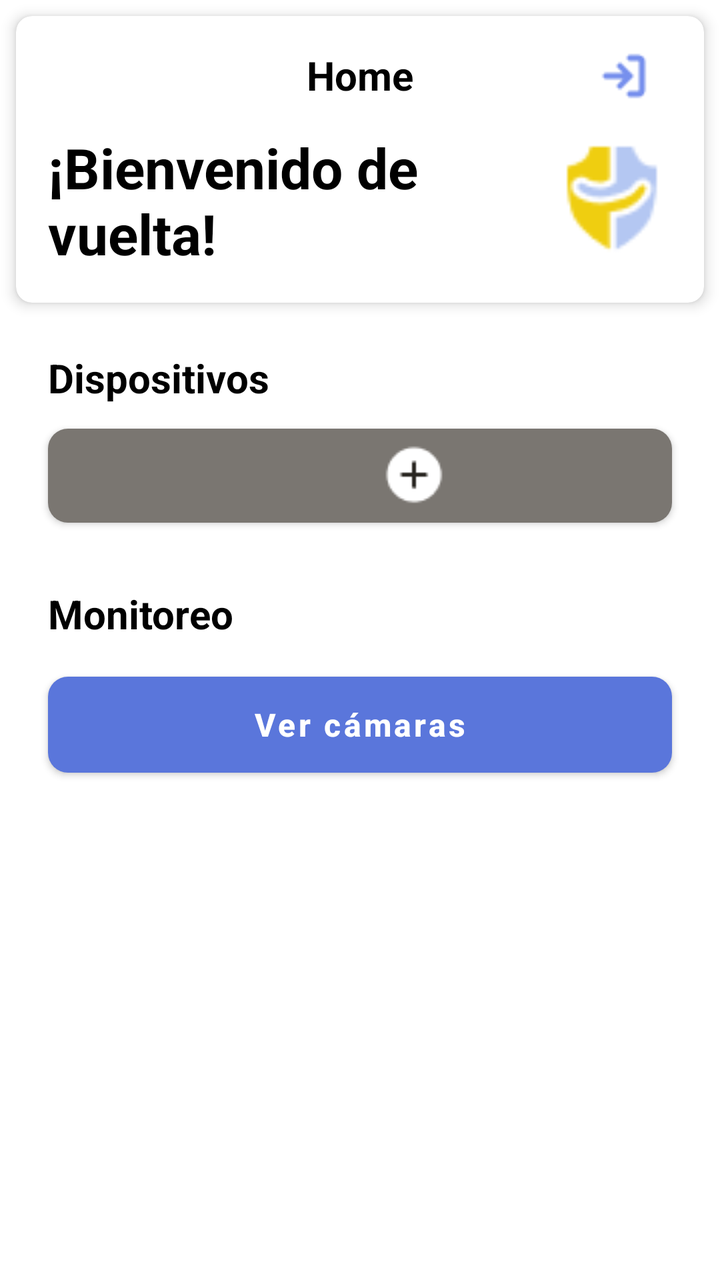
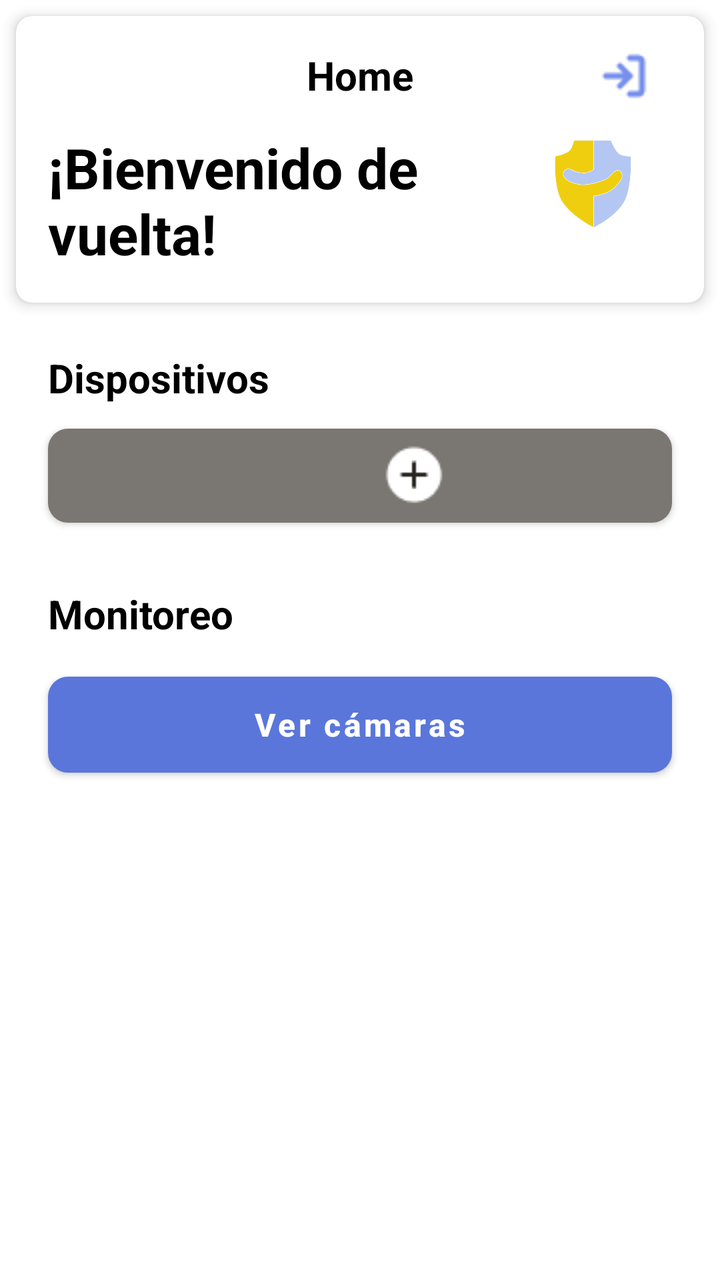

An Android layout rendered at two revisions. The XML below is the earlier revision; the diff shows what the commit changed to produce the second picture.
<!-- AndroidManifest.xml: activity theme Theme.SafeCarePlus -->
<!-- res/layout/fragment_home.xml -->
<?xml version="1.0" encoding="utf-8"?>
<androidx.core.widget.NestedScrollView xmlns:android="http://schemas.android.com/apk/res/android"
    xmlns:app="http://schemas.android.com/apk/res-auto"
    xmlns:tools="http://schemas.android.com/tools"
    android:layout_width="match_parent"
    android:layout_height="match_parent"
    android:fillViewport="true"
    tools:context=".HomeFragment">

    <LinearLayout
        android:layout_width="match_parent"
        android:layout_height="wrap_content"
        android:orientation="vertical"
        android:paddingBottom="16dp">

        
        <androidx.cardview.widget.CardView
            android:layout_width="match_parent"
            android:layout_height="wrap_content"
            app:cardElevation="4dp"
            app:cardCornerRadius="8dp"
            android:layout_margin="8dp">

            <androidx.constraintlayout.widget.ConstraintLayout
                android:layout_width="match_parent"
                android:layout_height="wrap_content"
                android:padding="16dp">

                <TextView
                    android:id="@+id/home_title"
                    android:layout_width="wrap_content"
                    android:layout_height="wrap_content"
                    android:text="Home"
                    android:textColor="@color/black"
                    android:textSize="20sp"
                    android:textStyle="bold"
                    app:layout_constraintEnd_toEndOf="parent"
                    app:layout_constraintStart_toStartOf="parent"
                    app:layout_constraintTop_toTopOf="parent" />

                <ImageButton
                    android:id="@+id/logout_button"
                    android:layout_width="48dp"
                    android:layout_height="48dp"
                    android:background="?attr/selectableItemBackgroundBorderless"
                    android:contentDescription="Cerrar sesión"
                    android:src="@drawable/log_out"
                    app:layout_constraintBottom_toBottomOf="@id/home_title"
                    app:layout_constraintEnd_toEndOf="parent"
                    app:layout_constraintTop_toTopOf="@id/home_title" />

                <TextView
                    android:id="@+id/welcome_message"
                    android:layout_width="0dp"
                    android:layout_height="wrap_content"
                    android:layout_marginTop="14dp"
                    android:layout_marginEnd="16dp"
                    android:text="¡Bienvenido de vuelta!"
                    android:textColor="@color/black"
                    android:textSize="28sp"
                    android:textStyle="bold"
                    app:layout_constraintEnd_toStartOf="@+id/logo_home"
                    app:layout_constraintStart_toStartOf="parent"
                    app:layout_constraintTop_toBottomOf="@id/home_title" />

                <ImageView
                    android:id="@+id/logo_home"
                    android:layout_width="60dp"
                    android:layout_height="60dp"
                    android:src="@drawable/logo"
                    app:layout_constraintBottom_toBottomOf="@id/welcome_message"
                    app:layout_constraintEnd_toEndOf="parent"
                    app:layout_constraintTop_toTopOf="@id/welcome_message" />

            </androidx.constraintlayout.widget.ConstraintLayout>
        </androidx.cardview.widget.CardView>

        
        <TextView
            android:layout_width="match_parent"
            android:layout_height="wrap_content"
            android:layout_marginHorizontal="24dp"
            android:layout_marginTop="16dp"
            android:layout_marginBottom="12dp"
            android:text="Dispositivos"
            android:textColor="@color/black"
            android:textSize="20sp"
            android:textStyle="bold" />

        
        <androidx.cardview.widget.CardView
            android:id="@+id/ble_status_card"
            android:layout_width="match_parent"
            android:layout_height="wrap_content"
            android:layout_marginHorizontal="24dp"
            android:layout_marginBottom="16dp"
            android:visibility="gone"
            app:cardCornerRadius="12dp"
            app:cardElevation="2dp"
            app:cardBackgroundColor="#F5F5F5">

            <LinearLayout
                android:layout_width="match_parent"
                android:layout_height="wrap_content"
                android:orientation="horizontal"
                android:padding="16dp"
                android:gravity="center_vertical">

                <ProgressBar
                    android:id="@+id/ble_progress"
                    android:layout_width="24dp"
                    android:layout_height="24dp"
                    android:layout_marginEnd="12dp" />

                <ImageView
                    android:id="@+id/ble_icon"
                    android:layout_width="24dp"
                    android:layout_height="24dp"
                    android:layout_marginEnd="12dp"
                    android:src="@drawable/ic_bluetooth"
                    android:visibility="gone"
                    app:tint="@color/login_link_blue" />

                <TextView
                    android:id="@+id/ble_status_text"
                    android:layout_width="wrap_content"
                    android:layout_height="wrap_content"
                    android:text="Buscando dispositivo SOS..."
                    android:textColor="@color/black"
                    android:textSize="14sp" />

            </LinearLayout>
        </androidx.cardview.widget.CardView>

        
        <androidx.cardview.widget.CardView
            android:id="@+id/card_esp32_sos"
            android:layout_width="match_parent"
            android:layout_height="wrap_content"
            android:layout_marginHorizontal="24dp"
            android:layout_marginBottom="16dp"
            android:visibility="gone"
            app:cardCornerRadius="20dp"
            app:cardElevation="4dp"
            app:cardBackgroundColor="#F8F9FF">

            <androidx.constraintlayout.widget.ConstraintLayout
                android:layout_width="match_parent"
                android:layout_height="wrap_content"
                android:padding="20dp">

                <TextView
                    android:id="@+id/device_name"
                    android:layout_width="wrap_content"
                    android:layout_height="wrap_content"
                    android:text="SafeButton"
                    android:textColor="@color/black"
                    android:textSize="26sp"
                    android:textStyle="bold"
                    app:layout_constraintStart_toStartOf="parent"
                    app:layout_constraintTop_toTopOf="parent" />

                <TextView
                    android:id="@+id/device_model"
                    android:layout_width="wrap_content"
                    android:layout_height="wrap_content"
                    android:layout_marginTop="4dp"
                    android:text="Esp32 S3 Zero"
                    android:textColor="#9E9E9E"
                    android:textSize="18sp"
                    app:layout_constraintStart_toStartOf="parent"
                    app:layout_constraintTop_toBottomOf="@id/device_name" />

                <TextView
                    android:id="@+id/connection_status"
                    android:layout_width="wrap_content"
                    android:layout_height="wrap_content"
                    android:layout_marginTop="4dp"
                    android:text="Conectado"
                    android:textColor="#4CAF50"
                    android:textSize="14sp"
                    app:layout_constraintStart_toStartOf="parent"
                    app:layout_constraintTop_toBottomOf="@id/device_model" />

                <LinearLayout
                    android:id="@+id/power_switch"
                    android:layout_width="wrap_content"
                    android:layout_height="wrap_content"
                    android:layout_marginTop="16dp"
                    android:background="@drawable/rounded_corner"
                    android:backgroundTint="#E0E0E0"
                    android:gravity="center_vertical"
                    android:orientation="horizontal"
                    android:padding="4dp"
                    app:layout_constraintStart_toStartOf="parent"
                    app:layout_constraintTop_toBottomOf="@id/connection_status">

                    <ImageView
                        android:id="@+id/power_icon_internal"
                        android:layout_width="32dp"
                        android:layout_height="32dp"
                        android:background="@drawable/button_alert"
                        android:backgroundTint="#FFD600"
                        android:padding="6dp"
                        android:src="@drawable/ic_power_button"
                        app:tint="@color/white" />

                    <TextView
                        android:id="@+id/power_text_internal"
                        android:layout_width="wrap_content"
                        android:layout_height="wrap_content"
                        android:layout_marginHorizontal="12dp"
                        android:text="OFF"
                        android:textColor="#9E9E9E"
                        android:textSize="12sp"
                        android:textStyle="bold" />
                </LinearLayout>

                <ImageView
                    android:id="@+id/device_image"
                    android:layout_width="140dp"
                    android:layout_height="140dp"
                    android:src="@drawable/reloj"
                    app:layout_constraintBottom_toBottomOf="parent"
                    app:layout_constraintEnd_toEndOf="parent"
                    app:layout_constraintTop_toTopOf="parent" />

            </androidx.constraintlayout.widget.ConstraintLayout>
        </androidx.cardview.widget.CardView>

        
        <androidx.appcompat.widget.AppCompatButton
            android:id="@+id/btn_add_device"
            android:layout_width="match_parent"
            android:layout_height="47dp"
            android:layout_marginHorizontal="24dp"
            android:layout_marginBottom="24dp"
            android:background="@drawable/button_background_dark"
            android:drawableStart="@drawable/mas_button"
            android:paddingStart="160dp"
            android:textColor="@color/white"
            android:textSize="30sp"
            app:backgroundTint="#7A7671" />

        
        <TextView
            android:layout_width="match_parent"
            android:layout_height="wrap_content"
            android:layout_marginHorizontal="24dp"
            android:layout_marginTop="8dp"
            android:layout_marginBottom="12dp"
            android:text="Monitoreo"
            android:textColor="@color/black"
            android:textSize="20sp"
            android:textStyle="bold" />

        
        <androidx.cardview.widget.CardView
            android:id="@+id/card_camera"
            android:layout_width="match_parent"
            android:layout_height="wrap_content"
            android:layout_marginHorizontal="24dp"
            android:layout_marginBottom="16dp"
            android:visibility="gone"
            app:cardCornerRadius="12dp"
            app:cardElevation="4dp">

            <LinearLayout
                android:layout_width="match_parent"
                android:layout_height="wrap_content"
                android:orientation="vertical">

                <View
                    android:layout_width="match_parent"
                    android:layout_height="160dp"
                    android:background="@color/black" />

                <androidx.constraintlayout.widget.ConstraintLayout
                    android:layout_width="match_parent"
                    android:layout_height="wrap_content"
                    android:background="#666666"
                    android:padding="12dp">

                    <TextView
                        android:layout_width="wrap_content"
                        android:layout_height="wrap_content"
                        android:text="SecureView"
                        android:textColor="@color/white"
                        android:textSize="14sp"
                        app:layout_constraintBottom_toBottomOf="parent"
                        app:layout_constraintStart_toStartOf="parent"
                        app:layout_constraintTop_toTopOf="parent" />

                    <LinearLayout
                        android:layout_width="wrap_content"
                        android:layout_height="wrap_content"
                        android:gravity="center_vertical"
                        android:orientation="horizontal"
                        app:layout_constraintBottom_toBottomOf="parent"
                        app:layout_constraintEnd_toEndOf="parent"
                        app:layout_constraintTop_toTopOf="parent">

                        <TextView
                            android:id="@+id/camera_status_text"
                            android:layout_width="wrap_content"
                            android:layout_height="wrap_content"
                            android:text="Apagado"
                            android:textColor="@color/white"
                            android:textSize="14sp" />

                        <View
                            android:id="@+id/camera_status_dot"
                            android:layout_width="8dp"
                            android:layout_height="8dp"
                            android:layout_marginStart="6dp"
                            android:background="@drawable/ic_off_dot" />
                    </LinearLayout>
                </androidx.constraintlayout.widget.ConstraintLayout>
            </LinearLayout>
        </androidx.cardview.widget.CardView>

        <com.google.android.material.button.MaterialButton
            android:id="@+id/button_view_cameras"
            android:layout_width="match_parent"
            android:layout_height="60dp"
            android:layout_marginHorizontal="24dp"
            android:layout_marginBottom="24dp"
            app:backgroundTint="@color/login_link_blue"
            android:text="Ver cámaras"
            android:textAllCaps="false"
            android:textColor="@color/white"
            android:textSize="16sp"
            android:textStyle="bold"
            app:cornerRadius="10dp" />

    </LinearLayout>
</androidx.core.widget.NestedScrollView>
<!-- resources referenced by this layout -->
<resources>
  <color name="black">#FF000000</color>
  <color name="login_link_blue">#5A76DB</color>
  <color name="white">#FFFFFFFF</color>
  <!-- drawable button_alert (drawable) -->
  <?xml version="1.0" encoding="utf-8"?>
  <shape xmlns:android="http://schemas.android.com/apk/res/android"
      android:shape="rectangle">
      <solid android:color="@color/ultra_blue" />
      <corners android:radius="10dp" />
  </shape>
  <!-- drawable button_background_dark (drawable) -->
  <?xml version="1.0" encoding="utf-8"?>
  <shape xmlns:android="http://schemas.android.com/apk/res/android"
      android:shape="rectangle">
      <solid android:color="@color/super_gray" />
      <corners android:radius="10dp" />
  </shape>
  <!-- drawable ic_bluetooth (drawable) -->
  <vector xmlns:android="http://schemas.android.com/apk/res/android"
      android:width="24dp"
      android:height="24dp"
      android:viewportWidth="24"
      android:viewportHeight="24">
      <path
          android:fillColor="#000000"
          android:pathData="M17.71,7.71L12,2h-1v7.59L6.41,5L5,6.41L10.59,12L5,17.59L6.41,19L11,14.41V22h1l5.71-5.71L12.41,12L17.71,7.71z M13,5.83l1.88,1.88L13,9.59V5.83z M13,18.17v-3.76l1.88,1.88L13,18.17z"/>
  </vector>
  <!-- drawable ic_off_dot (drawable) -->
  <vector xmlns:android="http://schemas.android.com/apk/res/android"
      android:width="8dp"
      android:height="8dp"
      android:viewportWidth="8"
      android:viewportHeight="8">
      <path
          android:fillColor="#808080"
          android:pathData="M4,4m-4,0a4,4 0,1 1,8 0a4,4 0,1 1,-8 0"/>
  </vector>
  <!-- drawable ic_power_button (drawable) -->
  <vector xmlns:android="http://schemas.android.com/apk/res/android"
      android:width="24dp"
      android:height="24dp"
      android:viewportWidth="24"
      android:viewportHeight="24">
      <path
          android:fillColor="#000000"
          android:pathData="M13,3h-2v10h2V3zm4.83,2.17l-1.42,1.42C17.99,7.86 19,9.81 19,12c0,3.87 -3.13,7 -7,7s-7,-3.13 -7,-7c0,-2.19 1.01,-4.14 2.58,-5.42L6.17,5.17C4.23,6.82 3,9.26 3,12c0,4.97 4.03,9 9,9s9,-4.03 9,-9c0,-2.74 -1.23,-5.18 -3.17,-6.83z"/>
  </vector>
  <!-- drawable log_out: png bitmap (drawable, 458 bytes) -->
  <!-- drawable logo: png bitmap (drawable, 1329 bytes) -->
  <!-- drawable mas_button: png bitmap (drawable, 508 bytes) -->
  <!-- drawable reloj: png bitmap (drawable, 11787 bytes) -->
  <!-- drawable rounded_corner (drawable) -->
  <?xml version="1.0" encoding="utf-8"?>
  <shape xmlns:android="http://schemas.android.com/apk/res/android">
      <corners android:radius="16dp" />
      <solid android:color="#D8E2FF" />
  </shape>
  <style name="Theme.SafeCarePlus" parent="Theme.MaterialComponents.Light.NoActionBar">
          
          <item name="colorPrimary">@color/primary_blue</item>
          <item name="colorPrimaryVariant">@color/background_top_blue</item>
          <item name="colorOnPrimary">@color/white</item>
  
          <item name="colorSecondary">@color/primary_blue</item>
          <item name="colorOnSecondary">@color/white</item>
  
          
          <item name="android:windowBackground">@color/white</item>
          <item name="android:colorBackground">@color/white</item>
          <item name="colorSurface">@color/white</item>
          
          
          <item name="android:forceDarkAllowed" tools:targetApi="q">false</item>
  
          <item name="android:statusBarColor">?attr/colorPrimaryVariant</item>
      </style>
  <color name="ultra_blue">#415ECC</color>
  <color name="super_gray">#292621</color>
  <color name="primary_blue">#B4C7F2</color>
  <color name="background_top_blue">#7790ED</color>
</resources>

<!-- the commit's change to res/layout/fragment_home.xml (unified diff, before → after) -->
@@ -65,12 +65,14 @@
 
                 <ImageView
                     android:id="@+id/logo_home"
-                    android:layout_width="60dp"
-                    android:layout_height="60dp"
+                    android:layout_width="39dp"
+                    android:layout_height="44dp"
+                    android:layout_marginEnd="20dp"
                     android:src="@drawable/logo"
                     app:layout_constraintBottom_toBottomOf="@id/welcome_message"
                     app:layout_constraintEnd_toEndOf="parent"
-                    app:layout_constraintTop_toTopOf="@id/welcome_message" />
+                    app:layout_constraintTop_toTopOf="@id/welcome_message"
+                    app:layout_constraintVertical_bias="0.187" />
 
             </androidx.constraintlayout.widget.ConstraintLayout>
         </androidx.cardview.widget.CardView>
@@ -240,7 +242,8 @@
             android:paddingStart="160dp"
             android:textColor="@color/white"
             android:textSize="30sp"
-            app:backgroundTint="#7A7671" />
+            app:backgroundTint="#7A7671"
+            android:layout_gravity="center"/>
 
         
         <TextView
<!-- resource entries referenced after the edit -->
@@ -47,8 +47,8 @@
           android:fillColor="#000000"
           android:pathData="M13,3h-2v10h2V3zm4.83,2.17l-1.42,1.42C17.99,7.86 19,9.81 19,12c0,3.87 -3.13,7 -7,7s-7,-3.13 -7,-7c0,-2.19 1.01,-4.14 2.58,-5.42L6.17,5.17C4.23,6.82 3,9.26 3,12c0,4.97 4.03,9 9,9s9,-4.03 9,-9c0,-2.74 -1.23,-5.18 -3.17,-6.83z"/>
   </vector>
-  <!-- drawable log_out: png bitmap (drawable, 458 bytes) -->
-  <!-- drawable logo: png bitmap (drawable, 1329 bytes) -->
+  <!-- drawable log_out: png bitmap (drawable, 454 bytes) -->
+  <!-- drawable logo: png bitmap (drawable, 12170 bytes) -->
   <!-- drawable mas_button: png bitmap (drawable, 508 bytes) -->
   <!-- drawable reloj: png bitmap (drawable, 11787 bytes) -->
   <!-- drawable rounded_corner (drawable) -->
